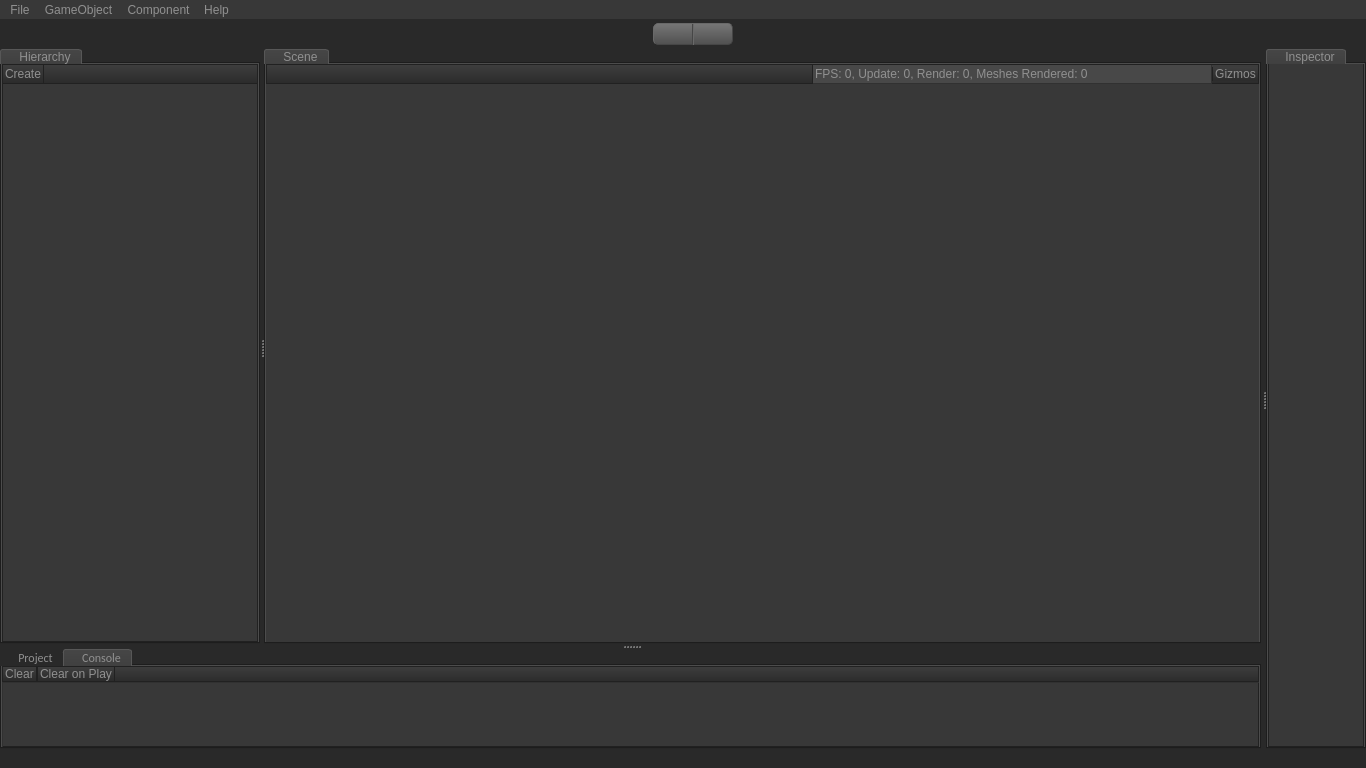
The window that Editor/editor.ui (PanosK92/SpartanEngine) describes before a commit, drawn with Qt 5.
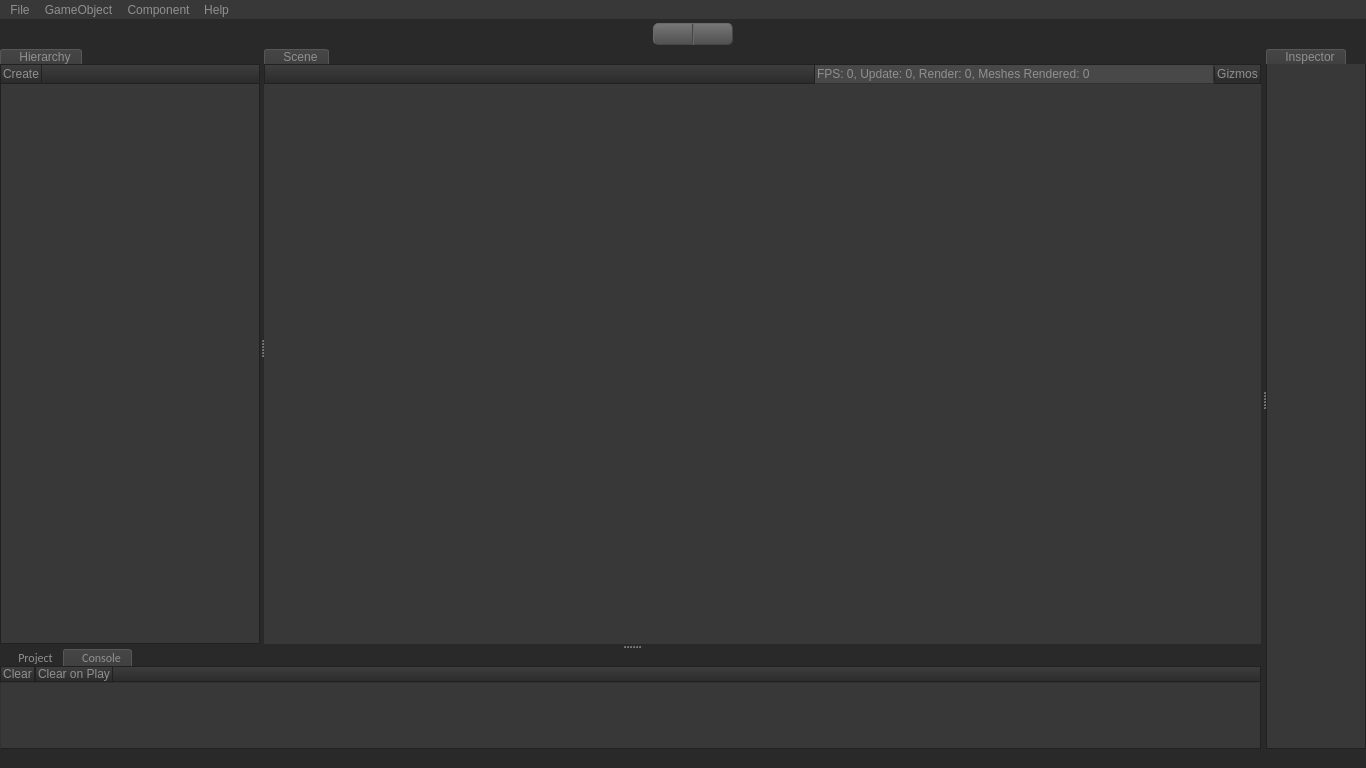
The same window after the commit. Icons and pictures are not drawn. Custom widgets are drawn as their Qt base class.

Commit message: Even more aesthetic UI improvements.

The edit to the form file:
```diff
--- a/Editor/editor.ui
+++ b/Editor/editor.ui
@@ -265,73 +265,11 @@
 	border-style: none;
 }
 
-QCheckBox
-{
-	color: #909090;
-	background-color: #383838;
-	border-style: none;
-}
-
-#directusCore
-{
-	background-color:#383838;
-}
-
-#directusInspector
-{
-	background-color:#383838;
-}
-
-#directusDirExplorer, #directusFileExplorer, #directusHierarchy, #directusInspector
-{
-	border-width: 1px;
-	border-style: solid;
-	border-top-width: 0px;
-}
-
-#directusCoreWidget
-{
-margin: 5px;
-}
-
-/*= SCENE/CONSOLE TABS TOOLBARS =============================================================================*/
-#sceneToolbar, #tabConsoleToolbar, #tabHierarchyToolbar, #tabProjectToolbar
-{
-	background-color: qlineargradient(spread:pad, x1:0.5, y1:0, x2:0.5, y2:1, stop:0 rgba(62, 62, 62, 255), stop:1 rgba(43, 43, 43, 255));
-	border-color: #212121;
-	border-width: 1px;
-	border-style: solid;
-}
-
-#buttonGizmos, #buttonConsoleClear, #buttonConsoleClearOnPlay, #buttonHierarchyCreate, #buttonProjectCreate
-{
-	min-width: 3em;
-	padding-left: 2px;
-	padding-right: 2px;
-	color: #909090;
-	border-color: #212121;
-	background-color: qlineargradient(spread:pad, x1:0.5, y1:0, x2:0.5, y2:1, stop:0 rgba(62, 62, 62, 255), stop:1 rgba(43, 43, 43, 255));
-	border-style: solid;
-	border-top-width: 0px;
-	border-bottom-width: 0px;
-	border-left-width: 1px;
-	border-right-width: 1px;
-	border-radius: 0px;
-	margin-top: 1px;
-	margin-bottom: 1px;
-}
-
 /*= TABS ===================================================================================*/
-QTabWidget
-{
-	border-color: red;
-	border-style: solid;
-}
-
- /* The tab widget frame */
-QTabWidget::pane
+QTabWidget::pane  
 {  
-
+	/* This thing is empty but it does keep
+ 	some weird white borders away */
 }
 
 QTabBar::tab
@@ -362,7 +300,110 @@
 	border-width: 1px;
 	border-bottom-width: 0px;
 }
-/*========================================================================================*/
+
+/*= CHECKBOX ==================================================================================*/
+QCheckBox
+{
+	background-color:  rgba(0, 0, 0, 0);
+}
+
+QCheckBox::indicator
+{
+	border-style: solid;
+	border-width: 1px;
+	border-color: #575757;
+	border-radius: 2px;
+	background-color: qlineargradient(spread:pad, x1:0.5, y1:1, x2:0.5, y2:0, stop:0 rgba(92, 92, 92, 100), stop:1 rgba(92, 92, 92, 255));
+}
+
+QCheckBox::indicator:checked 
+{
+	image:  url(:/Images/check.png) contain;
+ }
+
+/*= COMBOBOX ==================================================================================*/
+QComboBox
+{
+    background-color: qlineargradient(spread:pad, x1:0.5, y1:1, x2:0.5, y2:0, stop:0 rgba(92, 92, 92, 100), stop:1 rgba(92, 92, 92, 255));
+	border-radius: 2px;
+    border-color: #575757;
+    border-width: 1px;
+    border-style: solid;
+	padding-left: 5px;
+}
+
+QComboBox::drop-down
+{
+    background-color: rgba(0, 0, 0, 0);
+    border-width: 1px;
+    border-style: none;
+}
+
+QComboBox::down-arrow
+{   
+    background-image: url(:/Images/arrow.png);
+	background-repeat: no-repeat;
+	background-position: center;
+}
+
+/* PROGRESS BAR =========================================================================================*/
+QProgressBar 
+{
+    border: 1px solid #76797C;
+    border-radius: 5px;
+}
+
+QProgressBar::chunk 
+{
+    background-color: #05B8CC;
+	width: 1px;
+}
+
+/*= SPECIFIC ===========================================================================================*/
+#directusCore
+{
+	background-color:#383838;
+}
+
+#directusInspector
+{
+	background-color:#383838;
+}
+
+#directusDirExplorer, #directusFileExplorer, #directusHierarchy, #directusInspector
+{
+	border-width: 1px;
+	border-style: solid;
+	border-top-width: 0px;
+}
+
+/*= SCENE/CONSOLE TABS TOOLBARS =============================================================================*/
+#sceneToolbar , #tabConsoleToolbar, #tabHierarchyToolbar, #tabProjectToolbar 
+{
+	background-color: qlineargradient(spread:pad, x1:0.5, y1:0, x2:0.5, y2:1, stop:0 rgba(62, 62, 62, 255), stop:1 rgba(43, 43, 43, 255));
+	border-color: #212121;
+
+	border-width: 1px;
+	border-style: solid;
+}
+
+#buttonGizmos, #buttonConsoleClear, #buttonConsoleClearOnPlay, #buttonHierarchyCreate, #buttonProjectCreate
+{
+	min-width: 3em;
+	padding-left: 2px;
+	padding-right: 2px;
+	color: #909090;
+	border-color: #212121;
+	background-color: qlineargradient(spread:pad, x1:0.5, y1:0, x2:0.5, y2:1, stop:0 rgba(62, 62, 62, 255), stop:1 rgba(43, 43, 43, 255));
+	border-style: solid;
+	border-top-width: 0px;
+	border-bottom-width: 0px;
+	border-left-width: 1px;
+	border-right-width: 1px;
+	border-radius: 0px;
+	margin-top: 1px;
+	margin-bottom: 1px;
+}
 
 /*= PLAY/PAUSE BUTTONS ===================================================================================*/
 #directusPlayButton
@@ -424,6 +465,7 @@
 	border-top-right-radius: 5px;
 	border-bottom-right-radius: 5px;
 }
+
 /*= MENU ===================================================================================*/
 QMenuBar
 {
@@ -468,7 +510,7 @@
 	background-color:#484848;
 }
 
-v::item:pressed 
+QMenu::item:pressed 
 {
     color:  #909090;
 	background-color:#484848;
@@ -480,8 +522,6 @@
 	background:#292929;
 }
 
-/*===========================================================================================*/
-
 /*= CUSTOM ====================================================================================*/
 DirectusInspector
 {
@@ -496,33 +536,6 @@
 	background-color: #383838;
 	border-width: 1px;
 }
-/*===========================================================================================*/
-
-/*= COMBOBOX ==================================================================================*/
-QComboBox
-{
-    background-color: qlineargradient(spread:pad, x1:0.5, y1:1, x2:0.5, y2:0, stop:0 rgba(57, 57, 57, 255), stop:1 rgba(68, 68, 68, 255));
-	border-radius: 5px;
-    border-color: #464646;
-    border-width: 1px;
-    border-style: solid;
-	padding-left: 5px;
-}
-
-QComboBox::drop-down
-{
-    background-color: qlineargradient(spread:pad, x1:0.5, y1:1, x2:0.5, y2:0, stop:0 rgba(57, 57, 57, 255), stop:1 rgba(68, 68, 68, 255));
-    border-width: 1px;
-    border-style: none;
-}
-
-QComboBox::down-arrow
-{   
-    background-image: url(:/Images/arrow.png);
-	background-repeat: no-repeat;
-	background-position: center;
-}
-/*===========================================================================================*/
 
 /*= SLIDER =====================================================================================*/
 QSlider
@@ -889,7 +902,7 @@
     <item>
      <widget class="QSplitter" name="splitterInspectorLeft">
       <property name="sizePolicy">
-       <sizepolicy hsizetype="Expanding" vsizetype="Expanding">
+       <sizepolicy hsizetype="Preferred" vsizetype="Expanding">
         <horstretch>1</horstretch>
         <verstretch>0</verstretch>
        </sizepolicy>
```
The commit also changes 2 other files.
